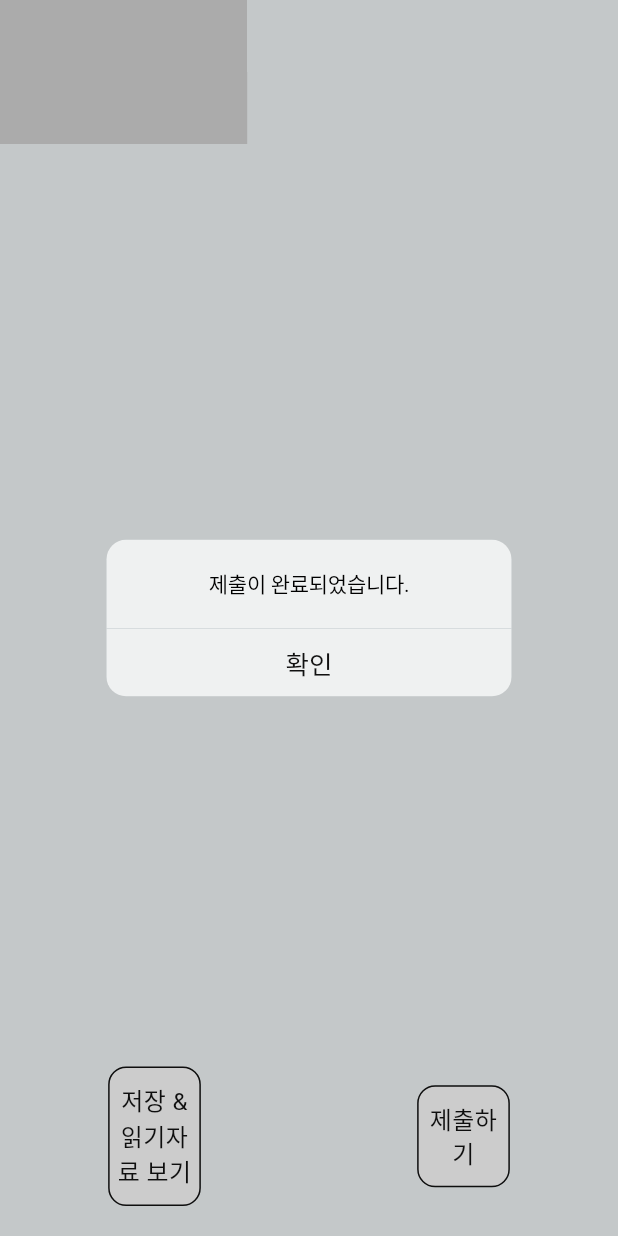
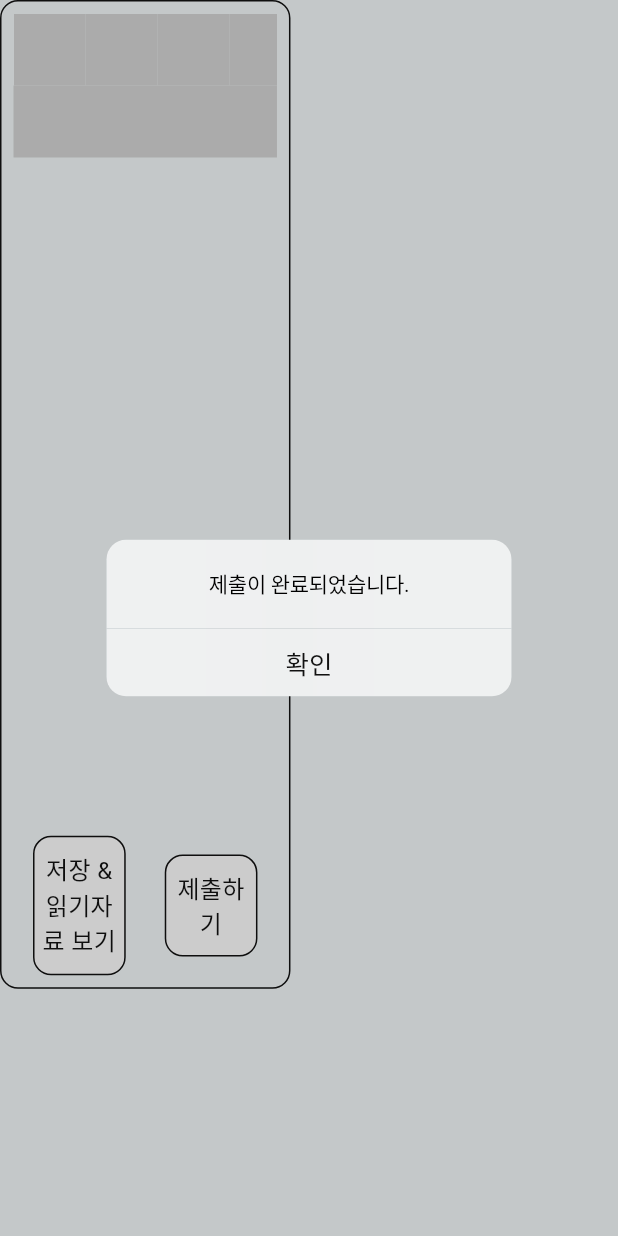
Before and after one commit to seunggyundev/exam_pj, a Flutter app: the NoteWidget widget shown alone on an empty page, opened directly, after a tap on "제출하기", on a phone screen of 412 x 824 dp. Run offline on Flutter 3.47's test engine with Material 3 defaults, Android fonts, the phone set to English and light mode, and no system bars; our stand-ins replace dropdown_button2, firebase_auth, firebase_core, firebase_database, flutter_secure_storage, fluttertoast and 2 more; missing offline and left inert: flutter_quill, pdfx; accounts and stored records are empty; generated files the repository leaves out were written again.

Commit message:
add border of argument page

```diff
--- a/lib/widgets/note_widget.dart
+++ b/lib/widgets/note_widget.dart
@@ -117,83 +117,7 @@ class _NoteWidgetState extends State<NoteWidget> {
       },
       child: Stack(
         children: [
-          Padding(
-            padding: EdgeInsets.only(bottom: 20.0,),
-            child: quilBody(context, screenWidth, screenHeight),
-          ),
-          Align(
-            alignment: Alignment.bottomCenter,
-            child: Padding(
-              padding: EdgeInsets.only(bottom: 20.0, ),
-              child: Row(
-                mainAxisAlignment: MainAxisAlignment.spaceAround,
-                children: [
-                  GestureDetector(
-                    onTap: () async {
-                      _saveNote();
-                      _pageProvider.updateIsNoteApp(false);
-                    },
-                    child: MouseRegion(
-                      cursor: SystemMouseCursors.click,
-                      child: Container(
-                        width: screenWidth * 0.15,
-                        decoration: BoxDecoration(
-                          color: _colorsModel.wh,
-                          borderRadius: BorderRadius.circular(12),
-                          border: Border.all(color: _colorsModel.bl),
-                        ),
-                        child: Padding(
-                          padding: const EdgeInsets.only(top: 10, bottom: 10),
-                          child: Text('저장 & 읽기자료 보기', style: TextStyle(
-                            color: _colorsModel.bl,
-                            fontSize: 16,
-                          ),textAlign: TextAlign.center),
-                        ),
-                      ),
-                    ),
-                  ),
-                  GestureDetector(
-                    onTap: () async {
-                      setState(() {
-                        _loading = true;
-                      });
-
-                      final contents = jsonEncode(_quillController.document.toDelta().toJson());
-                      List resList = await ArgumentServices().saveNote(key: _pageProvider.selectDocsModel.key ?? "", uid: AuthService().getUid() ?? "", contents: contents);
-
-                      setState(() {
-                        _loading = false;
-                      });
-
-                      if (!resList.first) {
-                        Dialogs().onlyContentOneActionDialog(context: context, content: '제출오류\n${resList.last}', firstText: '확인');
-                      } else {
-                        Dialogs().onlyContentOneActionDialog(context: context, content: '제출이 완료되었습니다.', firstText: '확인');
-                      }
-                    },
-                    child: MouseRegion(
-                      cursor: SystemMouseCursors.click,
-                      child: Container(
-                        width: screenWidth * 0.15,
-                        decoration: BoxDecoration(
-                          color: _colorsModel.wh,
-                          borderRadius: BorderRadius.circular(12),
-                          border: Border.all(color: _colorsModel.bl),
-                        ),
-                        child: Padding(
-                          padding: const EdgeInsets.only(top: 10, bottom: 10),
-                          child: Text('제출하기', style: TextStyle(
-                            color: _colorsModel.bl,
-                            fontSize: 16,
-                          ),textAlign: TextAlign.center,),
-                        ),
-                      ),
-                    ),
-                  ),
-                ],
-              ),
-            ),
-          ),
+          quilBody(context, screenWidth, screenHeight),
           _loading ? Center(child: CircularProgressIndicator(color: _colorsModel.main,),) : Container(),
         ],
       ),
@@ -202,8 +126,18 @@ class _NoteWidgetState extends State<NoteWidget> {
 
   Widget quilBody(context, screenWidth, screenHeight) {
     return Container(
-      width: screenWidth * 0.4,
-      child: Column(
+      height: screenHeight * 0.8,
+      width: screenWidth * 0.47,
+      decoration: BoxDecoration(
+        borderRadius: BorderRadius.circular(12),
+        border: Border.all(color: _colorsModel.bl),
+      ),
+      child: Padding(
+        padding: const EdgeInsets.all(8.0),
+        child: Stack(
+          alignment: Alignment.bottomCenter,
+          children: [
+            Column(
               crossAxisAlignment: CrossAxisAlignment.center,
               children: [
                 quil.QuillToolbar(
@@ -306,6 +240,79 @@ class _NoteWidgetState extends State<NoteWidget> {
                 )
               ],
             ),
+            Align(
+              alignment: Alignment.bottomCenter,
+              child: Row(
+                mainAxisAlignment: MainAxisAlignment.spaceAround,
+                children: [
+                  GestureDetector(
+                    onTap: () async {
+                      _saveNote();
+                      _pageProvider.updateIsNoteApp(false);
+                    },
+                    child: MouseRegion(
+                      cursor: SystemMouseCursors.click,
+                      child: Container(
+                        width: screenWidth * 0.15,
+                        decoration: BoxDecoration(
+                          color: _colorsModel.wh,
+                          borderRadius: BorderRadius.circular(12),
+                          border: Border.all(color: _colorsModel.bl),
+                        ),
+                        child: Padding(
+                          padding: const EdgeInsets.only(top: 10, bottom: 10),
+                          child: Text('저장 & 읽기자료 보기', style: TextStyle(
+                            color: _colorsModel.bl,
+                            fontSize: 16,
+                          ),textAlign: TextAlign.center),
+                        ),
+                      ),
+                    ),
+                  ),
+                  GestureDetector(
+                    onTap: () async {
+                      setState(() {
+                        _loading = true;
+                      });
+
+                      final contents = jsonEncode(_quillController.document.toDelta().toJson());
+                      List resList = await ArgumentServices().saveNote(key: _pageProvider.selectDocsModel.key ?? "", uid: AuthService().getUid() ?? "", contents: contents);
+
+                      setState(() {
+                        _loading = false;
+                      });
+
+                      if (!resList.first) {
+                        Dialogs().onlyContentOneActionDialog(context: context, content: '제출오류\n${resList.last}', firstText: '확인');
+                      } else {
+                        Dialogs().onlyContentOneActionDialog(context: context, content: '제출이 완료되었습니다.', firstText: '확인');
+                      }
+                    },
+                    child: MouseRegion(
+                      cursor: SystemMouseCursors.click,
+                      child: Container(
+                        width: screenWidth * 0.15,
+                        decoration: BoxDecoration(
+                          color: _colorsModel.wh,
+                          borderRadius: BorderRadius.circular(12),
+                          border: Border.all(color: _colorsModel.bl),
+                        ),
+                        child: Padding(
+                          padding: const EdgeInsets.only(top: 10, bottom: 10),
+                          child: Text('제출하기', style: TextStyle(
+                            color: _colorsModel.bl,
+                            fontSize: 16,
+                          ),textAlign: TextAlign.center,),
+                        ),
+                      ),
+                    ),
+                  ),
+                ],
+              ),
+            ),
+          ],
+        ),
+      ),
     );
   }
 }
```
Also changed, not shown: lib/pages/chat_screen.dart (+79 -9 lines), lib/widgets/pdf_viewer_widget.dart (+16 -7 lines), 1 other file. Lines whose indentation alone changed are shown as unchanged.
